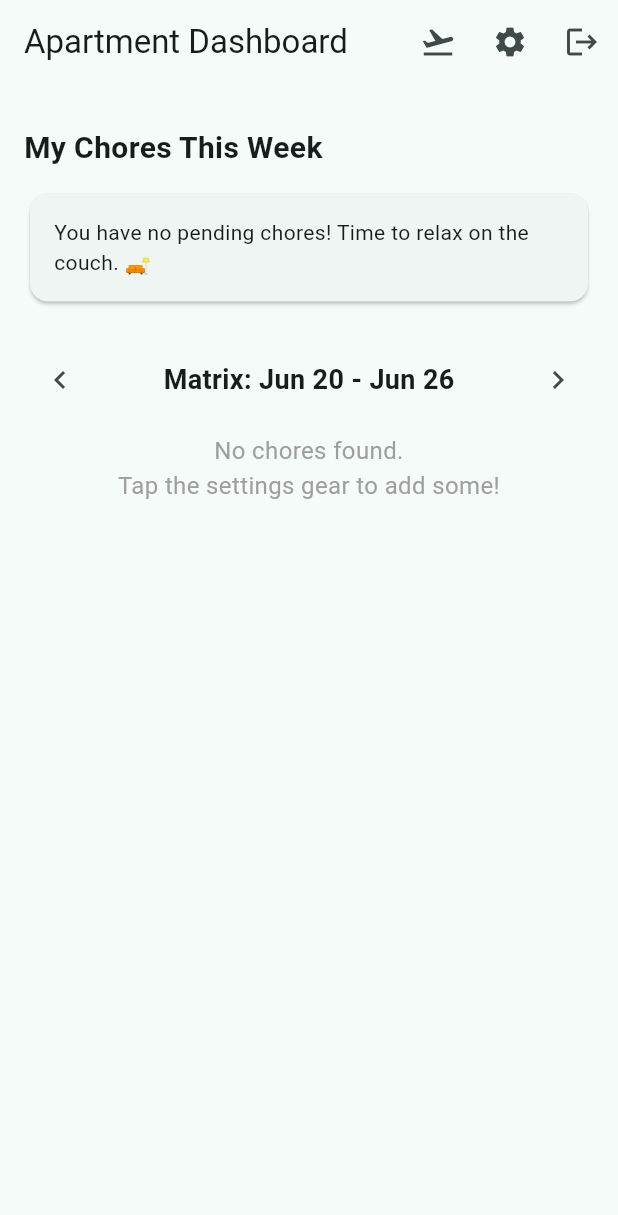
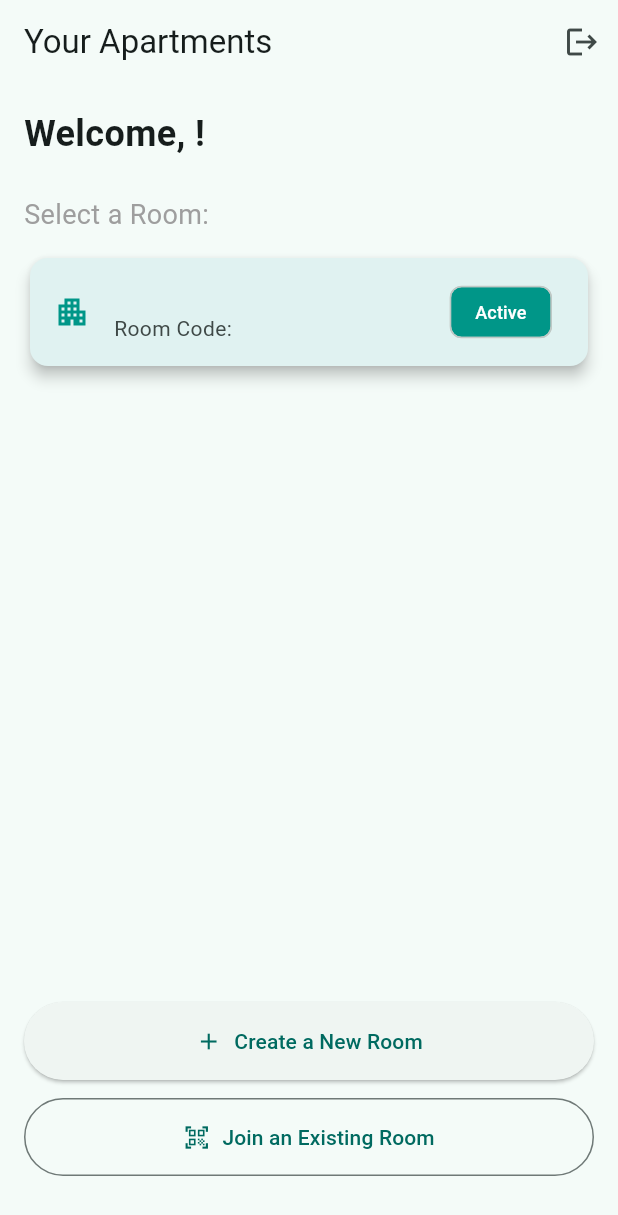
Before and after one commit to derfang/Anbari_manager, a Flutter app: the screen it shows once a user with an empty profile is signed in, on a phone screen of 412 x 824 dp. Shown: the top 1215 px of the screen. Run offline on Flutter 3.47's test engine with Material 3 defaults, Android fonts, the phone set to English and light mode, and no system bars; our stand-ins replace cloud_firestore, firebase_auth, firebase_core, google_sign_in, qr_flutter; missing offline and left inert: mobile_scanner; accounts and stored records are empty.

Commit message:
feat: implement room management system with authentication, selection, and dashboard navigation wrappers

```diff
--- a/lib/screens/auth_wrapper.dart
+++ b/lib/screens/auth_wrapper.dart
@@ -2,6 +2,7 @@ import 'package:flutter/material.dart';
 import 'package:firebase_auth/firebase_auth.dart';
 import 'auth_screen.dart';
 import 'dashboard_screen.dart';
+import 'room_gate_wrapper.dart';
 
 class AuthWrapper extends StatelessWidget {
   const AuthWrapper({super.key});
@@ -17,9 +18,9 @@ class AuthWrapper extends StatelessWidget {
           return const Scaffold(body: Center(child: CircularProgressIndicator()));
         }
 
-        // If Firebase found a saved login token, skip straight to the dashboard!
+        // If Firebase found a saved login token, check their rooms!
         if (snapshot.hasData) {
-          return const DashboardScreen();
+          return const RoomGateWrapper();
         }
 
         // Otherwise, they are completely logged out. Show the login screen.
--- /dev/null
+++ b/lib/screens/room_gate_wrapper.dart
@@ -0,0 +1,55 @@
+import 'package:flutter/material.dart';
+import 'package:firebase_auth/firebase_auth.dart';
+import 'package:cloud_firestore/cloud_firestore.dart';
+import 'room_selection_screen.dart';
+import 'dashboard_screen.dart';
+
+class RoomGateWrapper extends StatelessWidget {
+  const RoomGateWrapper({super.key});
+
+  @override
+  Widget build(BuildContext context) {
+    final User? user = FirebaseAuth.instance.currentUser;
+    if (user == null) {
+      return const Scaffold(body: Center(child: Text("Authentication Error")));
+    }
+
+    return StreamBuilder<DocumentSnapshot>(
+      stream: FirebaseFirestore.instance.collection('users').doc(user.uid).snapshots(),
+      builder: (context, snapshot) {
+        if (snapshot.connectionState == ConnectionState.waiting) {
+          return const Scaffold(body: Center(child: CircularProgressIndicator()));
+        }
+
+        if (!snapshot.hasData || !snapshot.data!.exists) {
+          // User document doesn't exist yet, they definitely don't have a room
+          return const RoomSelectionScreen();
+        }
+
+        final data = snapshot.data!.data() as Map<String, dynamic>;
+
+        // Check for roomIds array (new architecture) or fallback to single roomId
+        List<dynamic> roomIds = data['roomIds'] ?? [];
+        if (roomIds.isEmpty && data['roomId'] != null && data['roomId'].toString().isNotEmpty) {
+          roomIds = [data['roomId']]; // Migrate legacy users seamlessly
+        }
+
+        if (roomIds.isEmpty) {
+          return const RoomSelectionScreen();
+        }
+
+        // They belong to at least one room! Check if they have an active currentRoomId selected
+        String? currentRoomId = data['currentRoomId'];
+        if (currentRoomId == null || !roomIds.contains(currentRoomId)) {
+          // Fallback to the first room in their array
+          currentRoomId = roomIds.first.toString();
+          // Silently update it so it's consistent
+          FirebaseFirestore.instance.collection('users').doc(user.uid).update({'currentRoomId': currentRoomId});
+        }
+
+        // Drop them straight into the Dashboard of their active room!
+        return DashboardScreen(roomId: currentRoomId);
+      },
+    );
+  }
+}
--- /dev/null
+++ b/lib/screens/room_selection_screen.dart
@@ -0,0 +1,159 @@
+import 'package:flutter/material.dart';
+import 'package:firebase_auth/firebase_auth.dart';
+import 'package:cloud_firestore/cloud_firestore.dart';
+import 'create_room_screen.dart';
+import 'join_room_screen.dart';
+import 'auth_screen.dart';
+
+class RoomSelectionScreen extends StatefulWidget {
+  const RoomSelectionScreen({super.key});
+
+  @override
+  State<RoomSelectionScreen> createState() => _RoomSelectionScreenState();
+}
+
+class _RoomSelectionScreenState extends State<RoomSelectionScreen> {
+  final FirebaseAuth _auth = FirebaseAuth.instance;
+  final FirebaseFirestore _db = FirebaseFirestore.instance;
+
+  Future<void> _logout() async {
+    await _auth.signOut();
+    if (!mounted) return;
+    Navigator.pushAndRemoveUntil(
+      context,
+      MaterialPageRoute(builder: (context) => const AuthScreen()),
+      (route) => false,
+    );
+  }
+
+  Future<void> _switchRoom(String roomId) async {
+    await _db.collection('users').doc(_auth.currentUser!.uid).update({
+      'currentRoomId': roomId,
+    });
+    if (!mounted) return;
+    // We just pop back. If we were pushed from Dashboard, this returns to Dashboard (which will rebuild if listening to Stream, or we might need to force a rebuild.
+    // Actually, AuthWrapper -> RoomGateWrapper is sitting at the root!
+    // If we pop back to the root, RoomGateWrapper will see the new currentRoomId and automatically load the new Dashboard!
+    // But wait, if we are pushed ON TOP of Dashboard, we should pop.
+    // If we are pushed ON TOP of RoomGateWrapper (which we aren't, RoomGateWrapper RETURNS RoomSelectionScreen directly), we don't pop.
+    // To handle both:
+    if (Navigator.canPop(context)) {
+      Navigator.pop(context);
+    }
+  }
+
+  @override
+  Widget build(BuildContext context) {
+    final user = _auth.currentUser;
+    if (user == null) return const Scaffold();
+
+    return Scaffold(
+      appBar: AppBar(
+        title: const Text("Your Apartments"),
+        actions: [
+          IconButton(
+            icon: const Icon(Icons.logout),
+            onPressed: _logout,
+            tooltip: "Logout",
+          ),
+        ],
+      ),
+      body: StreamBuilder<DocumentSnapshot>(
+        stream: _db.collection('users').doc(user.uid).snapshots(),
+        builder: (context, snapshot) {
+          if (!snapshot.hasData) return const Center(child: CircularProgressIndicator());
+
+          Map<String, dynamic>? userData = snapshot.data!.data() as Map<String, dynamic>?;
+          List<dynamic> roomIds = userData?['roomIds'] ?? [];
+          if (roomIds.isEmpty && userData?['roomId'] != null) {
+            roomIds = [userData!['roomId']];
+          }
+
+          return Padding(
+            padding: const EdgeInsets.all(16.0),
+            child: Column(
+              crossAxisAlignment: CrossAxisAlignment.stretch,
+              children: [
+                Text("Welcome, ${user.displayName ?? 'Roommate'}!", style: const TextStyle(fontSize: 24, fontWeight: FontWeight.bold)),
+                const SizedBox(height: 24),
+
+                if (roomIds.isNotEmpty) ...[
+                  const Text("Select a Room:", style: TextStyle(fontSize: 18, color: Colors.grey)),
+                  const SizedBox(height: 12),
+                  Expanded(
+                    child: ListView.builder(
+                      itemCount: roomIds.length,
+                      itemBuilder: (context, index) {
+                        String rId = roomIds[index];
+                        return FutureBuilder<DocumentSnapshot>(
+                          future: _db.collection('rooms').doc(rId).get(),
+                          builder: (context, roomSnap) {
+                            if (!roomSnap.hasData) return const Card(child: ListTile(title: Text("Loading...")));
+                            if (!roomSnap.data!.exists) return const SizedBox.shrink();
+
+                            final roomData = roomSnap.data!.data() as Map<String, dynamic>;
+                            final isCurrent = rId == userData?['currentRoomId'];
+
+                            return Card(
+                              elevation: isCurrent ? 4 : 1,
+                              color: isCurrent ? Colors.teal.shade50 : null,
+                              child: ListTile(
+                                leading: Icon(Icons.apartment, color: isCurrent ? Colors.teal : Colors.grey),
+                                title: Text(roomData['name'] ?? 'Unknown Room', style: const TextStyle(fontWeight: FontWeight.bold)),
+                                subtitle: Text("Room Code: $rId"),
+                                trailing: isCurrent
+                                  ? const Chip(label: Text("Active", style: TextStyle(color: Colors.white, fontSize: 12)), backgroundColor: Colors.teal)
+                                  : const Icon(Icons.arrow_forward_ios, size: 16),
+                                onTap: () => _switchRoom(rId),
+                              ),
+                            );
+                          },
+                        );
+                      },
+                    ),
+                  ),
+                ] else ...[
+                  const Expanded(
+                    child: Center(
+                      child: Text("You don't belong to any rooms yet.\nCreate or join one below!", textAlign: TextAlign.center, style: TextStyle(fontSize: 16, color: Colors.grey)),
+                    ),
+                  ),
+                ],
+
+                const SizedBox(height: 24),
+                ElevatedButton.icon(
+                  icon: const Icon(Icons.add),
+                  label: const Text("Create a New Room"),
+                  style: ElevatedButton.styleFrom(padding: const EdgeInsets.all(16)),
+                  onPressed: () {
+                    Navigator.push(context, MaterialPageRoute(
+                      builder: (context) => CreateRoomScreen(
+                        creatorId: user.uid,
+                        creatorName: user.displayName ?? 'Unknown',
+                      ),
+                    ));
+                  },
+                ),
+                const SizedBox(height: 12),
+                OutlinedButton.icon(
+                  icon: const Icon(Icons.qr_code_scanner),
+                  label: const Text("Join an Existing Room"),
+                  style: OutlinedButton.styleFrom(padding: const EdgeInsets.all(16)),
+                  onPressed: () {
+                    Navigator.push(context, MaterialPageRoute(
+                      builder: (context) => JoinRoomScreen(
+                        userId: user.uid,
+                        userName: user.displayName ?? 'Unknown',
+                      ),
+                    ));
+                  },
+                ),
+                const SizedBox(height: 24),
+              ],
+            ),
+          );
+        },
+      ),
+    );
+  }
+}
```
Also changed, not shown: lib/screens/auth_screen.dart (+32 -62 lines), lib/screens/create_room_screen.dart (+8 -9 lines), lib/screens/dashboard_screen.dart (+23 -3 lines), lib/screens/join_room_screen.dart (+11 -10 lines).
